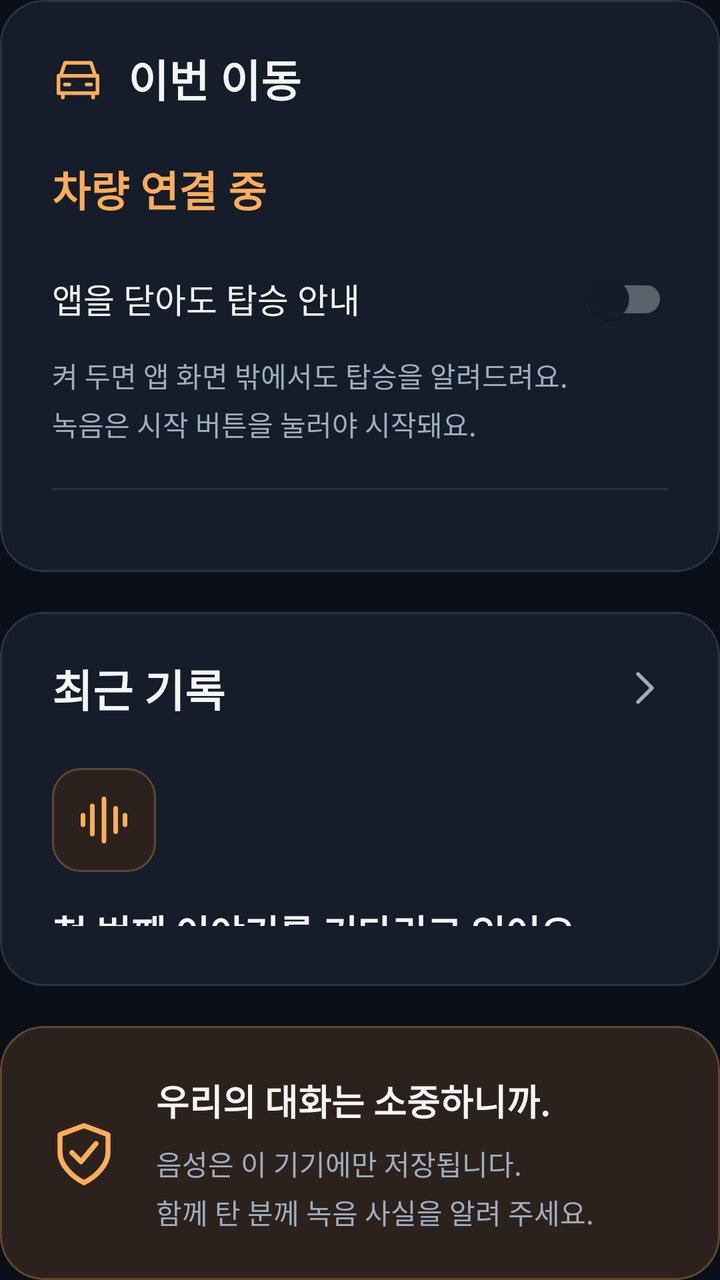
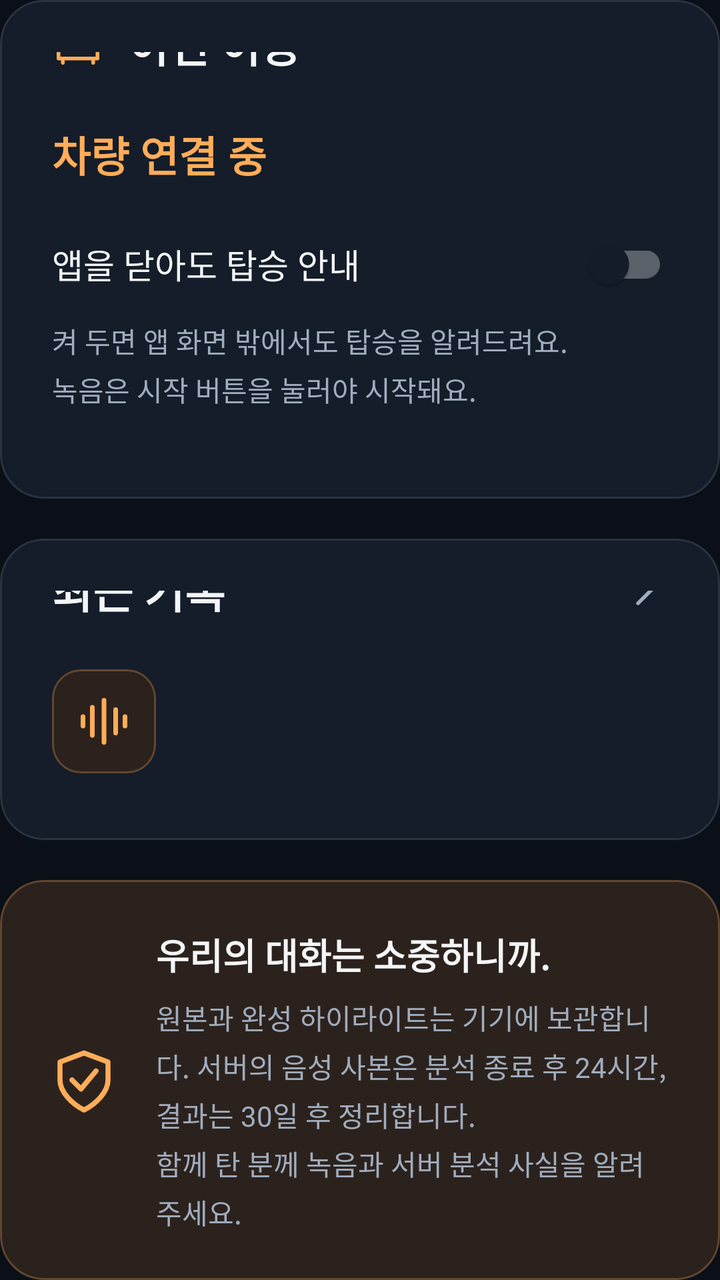

The first picture is an Android layout as it rendered before a commit; the second is the same layout after the commit. The layout source and the unified diff follow.
<!-- AndroidManifest.xml: application theme Theme.HD_project -->
<!-- res/layout/panel_details.xml -->
<LinearLayout xmlns:android="http://schemas.android.com/apk/res/android"
    xmlns:app="http://schemas.android.com/apk/res-auto"
    android:layout_width="match_parent" android:layout_height="wrap_content" android:orientation="vertical">
    <com.google.android.material.card.MaterialCardView style="@style/Widget.Journal.Card"
        android:layout_weight="1">
        <LinearLayout android:layout_width="match_parent" android:layout_height="match_parent"
            android:orientation="vertical" android:padding="26dp" android:gravity="center_vertical">
            <TextView style="@style/Text.Journal.Section" android:text="@string/current_trip"
                app:drawableStartCompat="@drawable/ic_car" app:drawableTint="@color/sample_primary"
                android:drawablePadding="12dp" />
            <TextView android:id="@+id/boarding_status" style="@style/Text.Journal.Section"
                android:text="@string/boarding_connecting" android:textSize="21sp"
                android:layout_marginTop="24dp" android:textColor="@color/sample_primary"
                android:accessibilityLiveRegion="polite" />
            <com.google.android.material.switchmaterial.SwitchMaterial android:id="@+id/standby_switch"
                android:layout_width="match_parent" android:layout_height="wrap_content"
                android:minHeight="56dp" android:layout_marginTop="12dp"
                android:saveEnabled="false"
                android:text="@string/standby_title" android:textColor="@color/text_primary"
                android:textSize="17sp" app:useMaterialThemeColors="true" />
            <TextView android:id="@+id/standby_description" style="@style/Text.Journal.Body"
                android:layout_width="match_parent" android:text="@string/standby_off_description"
                android:textSize="14sp" android:accessibilityLiveRegion="polite" />
            <com.google.android.material.button.MaterialButton android:id="@+id/standby_settings"
                style="@style/Widget.MaterialComponents.Button.TextButton"
                android:layout_width="wrap_content" android:layout_height="wrap_content"
                android:minHeight="48dp" android:text="@string/standby_settings" android:visibility="gone" />
            <View android:layout_width="match_parent" android:layout_height="1dp"
                android:layout_marginTop="22dp" android:layout_marginBottom="18dp" android:background="@color/outline" />
            <LinearLayout android:layout_width="match_parent" android:layout_height="wrap_content" android:baselineAligned="false">
                <LinearLayout android:layout_width="0dp" android:layout_height="wrap_content"
                    android:layout_weight="1" android:orientation="vertical">
                    <TextView style="@style/Text.Journal.Body" android:text="@string/saved_conversations" android:textSize="14sp" />
                    <TextView android:id="@+id/recording_count" style="@style/Text.Journal.Section"
                        android:text="@string/zero_recordings" android:layout_marginTop="8dp" android:textSize="28sp" />
                </LinearLayout>
                <LinearLayout android:layout_width="0dp" android:layout_height="wrap_content"
                    android:layout_weight="1" android:orientation="vertical">
                    <TextView style="@style/Text.Journal.Body" android:text="@string/total_duration" android:textSize="14sp" />
                    <TextView android:id="@+id/total_duration" style="@style/Text.Journal.Section"
                        android:text="@string/empty_duration" android:layout_marginTop="8dp" android:textSize="28sp" />
                </LinearLayout>
            </LinearLayout>
        </LinearLayout>
    </com.google.android.material.card.MaterialCardView>
    <com.google.android.material.card.MaterialCardView android:id="@+id/recent_card"
        style="@style/Widget.Journal.Card" android:layout_marginTop="20dp" android:layout_weight="1"
        android:clickable="true" android:focusable="true" android:contentDescription="@string/view_recordings">
        <LinearLayout android:layout_width="match_parent" android:layout_height="match_parent"
            android:orientation="vertical" android:padding="26dp" android:gravity="center_vertical">
            <LinearLayout android:layout_width="match_parent" android:layout_height="wrap_content"
                android:gravity="center_vertical">
                <TextView style="@style/Text.Journal.Section" android:text="@string/recent_recording"
                    android:layout_width="0dp" android:layout_weight="1" />
                <ImageView android:layout_width="24dp" android:layout_height="24dp"
                    android:src="@drawable/ic_arrow" app:tint="@color/text_secondary" android:importantForAccessibility="no" />
            </LinearLayout>
            <ImageView android:layout_width="52dp" android:layout_height="52dp" android:layout_marginTop="24dp"
                android:src="@drawable/ic_audio" app:tint="@color/sample_primary" android:padding="12dp"
                android:background="@drawable/bg_accent_tile" android:importantForAccessibility="no" />
            <TextView android:id="@+id/latest_title" style="@style/Text.Journal.Section"
                android:layout_width="match_parent" android:text="@string/no_recent_title"
                android:textSize="19sp" android:layout_marginTop="16dp" />
            <TextView android:id="@+id/latest_details" style="@style/Text.Journal.Body"
                android:layout_width="match_parent" android:text="@string/no_recent_description"
                android:layout_marginTop="8dp" />
        </LinearLayout>
    </com.google.android.material.card.MaterialCardView>
    <com.google.android.material.card.MaterialCardView style="@style/Widget.Journal.Card"
        android:layout_marginTop="20dp" app:cardBackgroundColor="@color/accent_surface"
        app:strokeColor="@color/accent_outline">
        <LinearLayout android:layout_width="match_parent" android:layout_height="wrap_content"
            android:padding="24dp" android:gravity="center_vertical">
            <ImageView android:layout_width="36dp" android:layout_height="36dp"
                android:src="@drawable/ic_shield" app:tint="@color/sample_primary" android:importantForAccessibility="no" />
            <LinearLayout android:layout_width="0dp" android:layout_height="wrap_content"
                android:layout_weight="1" android:layout_marginStart="18dp" android:orientation="vertical">
                <TextView style="@style/Text.Journal.Section" android:text="@string/privacy_title" android:textSize="18sp" />
                <TextView style="@style/Text.Journal.Body" android:text="@string/privacy_description"
                    android:layout_marginTop="8dp" android:textSize="14sp" />
            </LinearLayout>
        </LinearLayout>
    </com.google.android.material.card.MaterialCardView>
</LinearLayout>
<!-- resources referenced by this layout -->
<resources>
  <color name="accent_outline">#62462F</color>
  <color name="accent_surface">#2C221D</color>
  <color name="outline">#293442</color>
  <color name="sample_primary">#FFAD58</color>
  <color name="text_primary">#F4F5F7</color>
  <color name="text_secondary">#A0ADBE</color>
  <!-- drawable bg_accent_tile (drawable) -->
  <shape xmlns:android="http://schemas.android.com/apk/res/android">
      <solid android:color="@color/accent_surface" />
      <corners android:radius="14dp" />
      <stroke android:width="1dp" android:color="@color/accent_outline" />
  </shape>
  <!-- drawable ic_arrow (drawable) -->
  <vector xmlns:android="http://schemas.android.com/apk/res/android" android:width="24dp"
      android:height="24dp" android:viewportWidth="24" android:viewportHeight="24">
      <path android:fillColor="#00000000" android:strokeColor="#FFFFFFFF" android:strokeWidth="1.8"
          android:strokeLineJoin="round" android:strokeLineCap="round" android:pathData="M9,5L16,12L9,19" />
  </vector>
  <!-- drawable ic_audio (drawable) -->
  <vector xmlns:android="http://schemas.android.com/apk/res/android" android:width="28dp"
      android:height="28dp" android:viewportWidth="24" android:viewportHeight="24">
      <path android:fillColor="#00000000" android:strokeColor="#FFFFFFFF" android:strokeWidth="2"
          android:strokeLineCap="round" android:pathData="M3,10V14M7,6V18M12,3V21M17,7V17M21,10V14" />
  </vector>
  <string name="boarding_connecting">차량 연결 중</string>
  <string name="current_trip">이번 이동</string>
  <string name="empty_duration">00:00</string>
  <string name="no_recent_description">녹음을 마치면 이곳에서\n다시 만나볼 수 있어요.</string>
  <string name="no_recent_title">첫 번째 이야기를 기다리고 있어요</string>
  <string name="privacy_description">음성은 이 기기에만 저장됩니다.\n함께 탄 분께 녹음 사실을 알려 주세요.</string>
  <string name="privacy_title">우리의 대화는 소중하니까.</string>
  <string name="recent_recording">최근 기록</string>
  <string name="saved_conversations">저장된 대화</string>
  <string name="standby_off_description">켜 두면 앱 화면 밖에서도 탑승을 알려드려요.\n녹음은 시작 버튼을 눌러야 시작돼요.</string>
  <string name="standby_settings">알림 설정</string>
  <string name="standby_title">앱을 닫아도 탑승 안내</string>
  <string name="total_duration">총 기록 시간</string>
  <string name="view_recordings">저장된 기록 보기</string>
  <string name="zero_recordings">0개</string>
  <style name="Text.Journal.Body">
          <item name="android:textSize">16sp</item>
          <item name="android:lineSpacingExtra">4dp</item>
          <item name="android:textColor">@color/text_secondary</item>
      </style>
  <style name="Text.Journal.Section">
          <item name="android:textSize">22sp</item>
          <item name="android:textStyle">bold</item>
      </style>
  <color name="card_background">#141D29</color>
  <color name="button_text">#201408</color>
  <color name="screen_background">#0B1018</color>
  <style name="Shape.Journal" parent="ShapeAppearance.MaterialComponents.MediumComponent">
          <item name="cornerFamily">rounded</item>
          <item name="cornerSize">20dp</item>
      </style>
  <color name="card_elevated">#192431</color>
  <style name="Widget.Journal.DialogTitle" parent="MaterialAlertDialog.MaterialComponents.Title.Text">
          <item name="android:textSize">25sp</item>
          <item name="android:textStyle">bold</item>
          <item name="android:textColor">@color/text_primary</item>
      </style>
  <style name="Widget.Journal.DialogBody" parent="MaterialAlertDialog.MaterialComponents.Body.Text">
          <item name="android:textSize">18sp</item>
          <item name="android:lineSpacingExtra">5dp</item>
          <item name="android:textColor">@color/text_secondary</item>
      </style>
  <style name="Widget.Journal.DialogButton" parent="Widget.MaterialComponents.Button.TextButton.Dialog">
          <item name="android:textSize">17sp</item>
          <item name="android:minHeight">56dp</item>
          <item name="android:textColor">@color/sample_primary</item>
      </style>
  <!-- unchanged entries left out for length: 5 -->
</resources>

<!-- the commit's change to res/layout/panel_details.xml (unified diff, before → after) -->
@@ -76,7 +76,7 @@
             <LinearLayout android:layout_width="0dp" android:layout_height="wrap_content"
                 android:layout_weight="1" android:layout_marginStart="18dp" android:orientation="vertical">
                 <TextView style="@style/Text.Journal.Section" android:text="@string/privacy_title" android:textSize="18sp" />
-                <TextView style="@style/Text.Journal.Body" android:text="@string/privacy_description"
+                <TextView style="@style/Text.Journal.Body" android:layout_width="match_parent" android:text="@string/privacy_description"
                     android:layout_marginTop="8dp" android:textSize="14sp" />
             </LinearLayout>
         </LinearLayout>
<!-- resource entries referenced after the edit -->
@@ -29,7 +29,7 @@
   <string name="empty_duration">00:00</string>
   <string name="no_recent_description">녹음을 마치면 이곳에서\n다시 만나볼 수 있어요.</string>
   <string name="no_recent_title">첫 번째 이야기를 기다리고 있어요</string>
-  <string name="privacy_description">음성은 이 기기에만 저장됩니다.\n함께 탄 분께 녹음 사실을 알려 주세요.</string>
+  <string name="privacy_description">원본과 완성 하이라이트는 기기에 보관합니다. 서버의 음성 사본은 분석 종료 후 24시간, 결과는 30일 후 정리합니다.\n함께 탄 분께 녹음과 서버 분석 사실을 알려 주세요.</string>
   <string name="privacy_title">우리의 대화는 소중하니까.</string>
   <string name="recent_recording">최근 기록</string>
   <string name="saved_conversations">저장된 대화</string>
